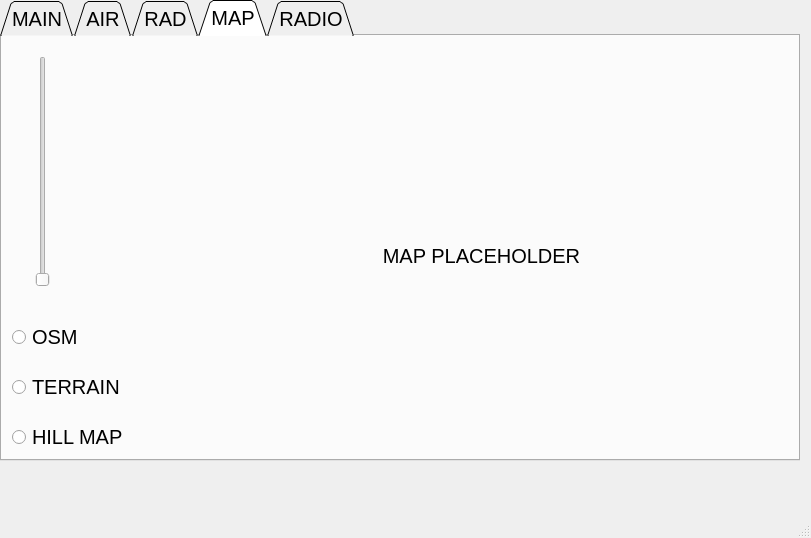
Above: PipBoy/PipBoyMenu.ui from Blizzartnaut/WorkingPipBoy before the change. Below: the same form after it.
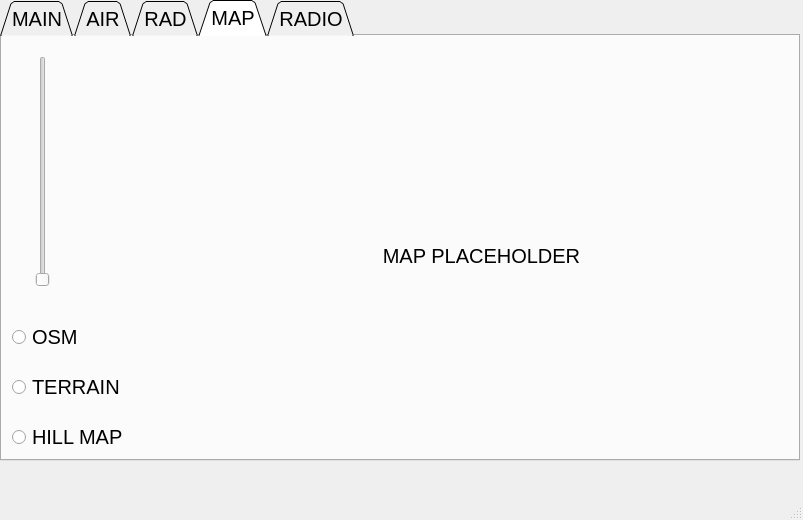
That is the form after the change. The open tabs and pages were chosen to show the change.

Commit message: updated UI for easier testing of GPS

Diff of the .ui file:
```diff
--- a/PipBoy/PipBoyMenu.ui
+++ b/PipBoy/PipBoyMenu.ui
@@ -6,8 +6,8 @@
    <rect>
     <x>0</x>
     <y>0</y>
-    <width>811</width>
-    <height>538</height>
+    <width>803</width>
+    <height>520</height>
    </rect>
   </property>
   <property name="windowTitle">
```
Left out of the diff: 64 changed lines with no effect on the pictures. The commit also changes 2 other files.
